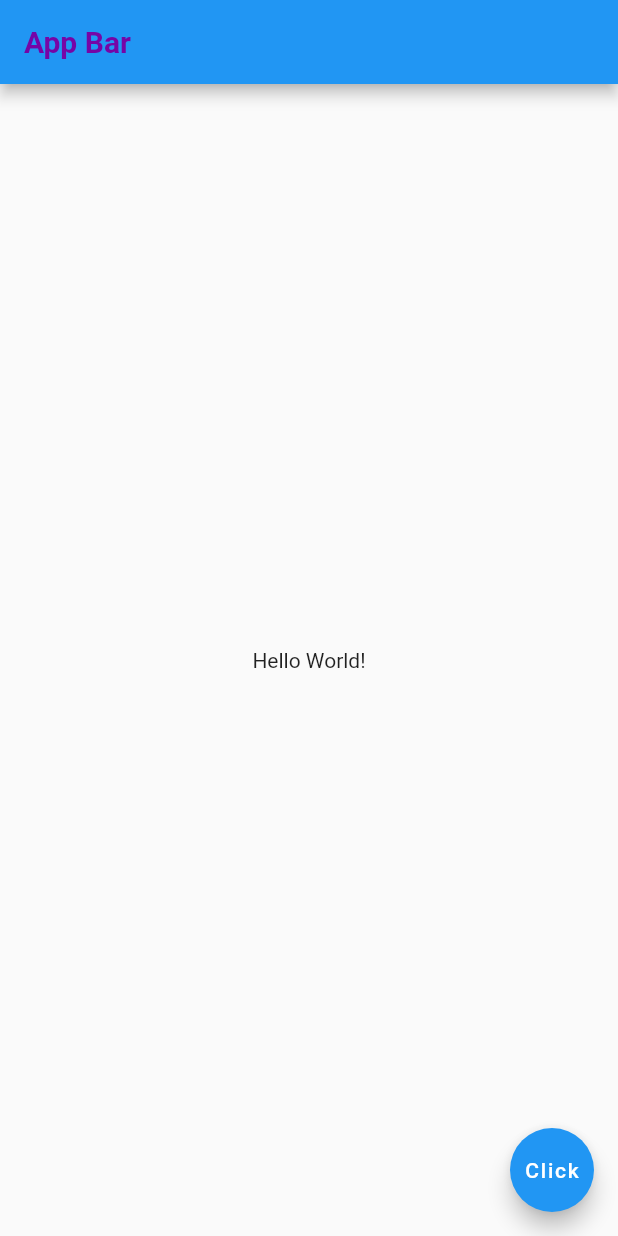
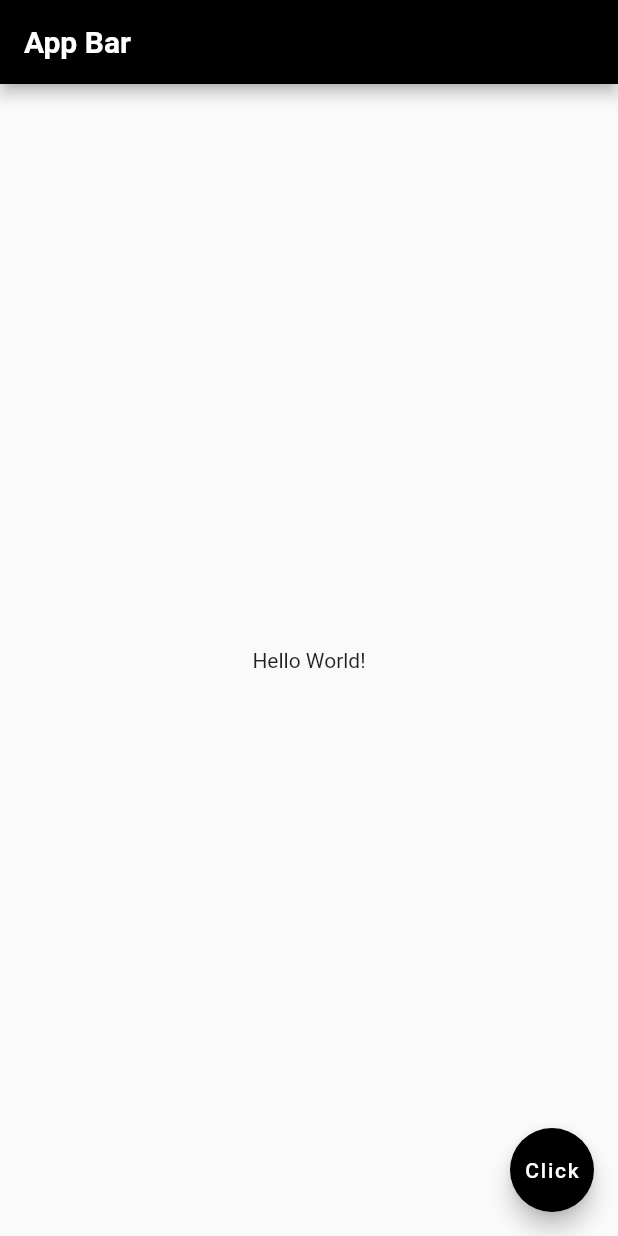
Before and after one commit to Harsh30092000/FlutterProject--bajaj, a Flutter app: the screen it shows after launch, after a tap on "Click", on a phone screen of 412 x 824 dp. Run offline on Flutter 3.47's test engine with Material 2 defaults, Android fonts, the phone set to English and light mode, and no system bars.

Commit message:
Added Colors

```diff
--- a/lib/main.dart
+++ b/lib/main.dart
@@ -9,9 +9,11 @@ void main() {
                 'App Bar',
               style: TextStyle(
                 fontWeight: FontWeight.bold,
-                color: Color(0xff7605a6)
+                //color: Color(0xff7605a6)
+                color: Color(0xffffffff)
               ),
             ),
+            backgroundColor: Color(0xff000000),
           ),
           body: Center(
             child: Text(
@@ -21,6 +23,7 @@ void main() {
           floatingActionButton: FloatingActionButton(
             child: Text("Click"),
             onPressed: (){},
+            backgroundColor: Color(0xff000000),
           ),
         ),
       ));
```
